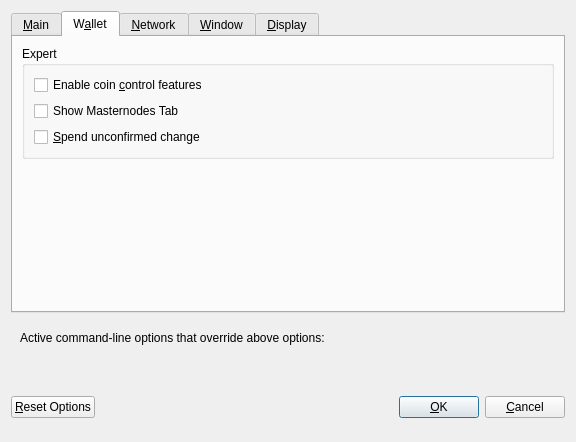
Before: the Qt Designer form src/qt/forms/optionsdialog.ui in PIVX-Project/PIVX, drawn with Qt 5.
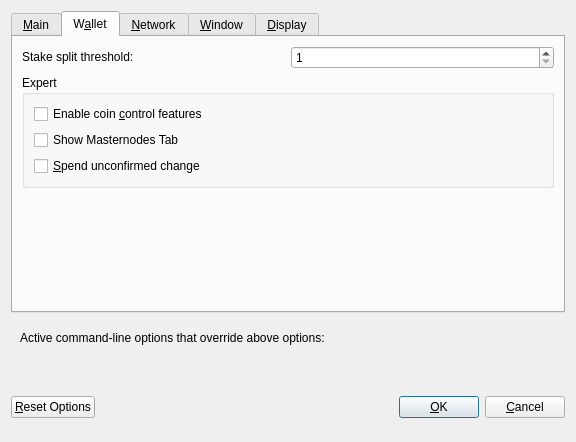
After: the same form once the commit is applied. The open tabs and pages were chosen to show the change. Custom widgets are drawn as their Qt base class.

Commit message: Move StakeSplitThreshold value management to OptionsDialog

Patch:
```diff
--- a/src/qt/forms/optionsdialog.ui
+++ b/src/qt/forms/optionsdialog.ui
@@ -203,6 +203,33 @@
        <string>W&amp;allet</string>
       </attribute>
       <layout class="QVBoxLayout" name="verticalLayout_Wallet">
+       <item>
+        <layout class="QHBoxLayout" name="horizontalLayout_2_Wallet">
+         <item>
+          <widget class="QLabel" name="labelStakeSplitThresholdText">
+           <property name="sizePolicy">
+            <sizepolicy hsizetype="Minimum" vsizetype="Fixed">
+             <horstretch>0</horstretch>
+             <verstretch>0</verstretch>
+            </sizepolicy>
+           </property>
+           <property name="text">
+            <string>Stake split threshold:</string>
+           </property>
+          </widget>
+         </item>
+         <item>
+          <widget class="QSpinBox" name="spinBoxStakeSplitThreshold">
+           <property name="minimum">
+            <number>1</number>
+           </property>
+           <property name="maximum">
+            <number>999999</number>
+           </property>
+          </widget>
+         </item>
+        </layout>
+       </item>
        <item>
         <widget class="QGroupBox" name="groupBox">
          <property name="title">
```
The commit also changes 6 other files.
